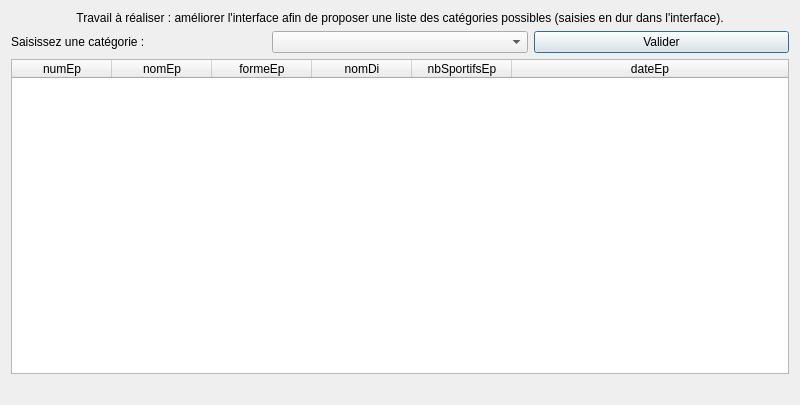
NoxFly/CEBD-project-competition, file gui/fct_comp_2.ui: the form before one commit.
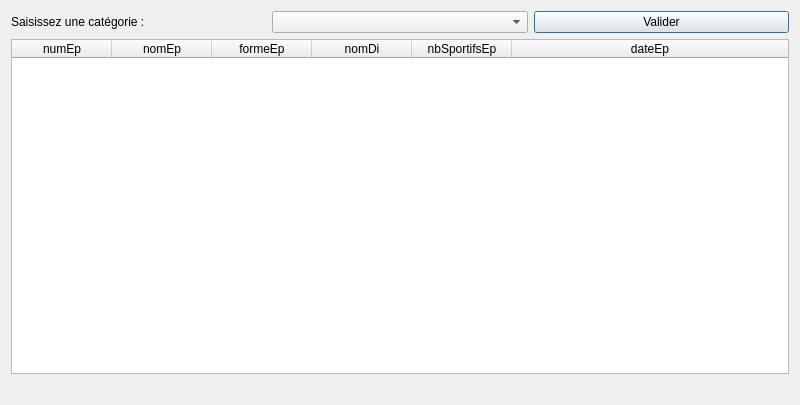
The form after the commit.

Patch:
```diff
--- a/gui/fct_comp_2.ui
+++ b/gui/fct_comp_2.ui
@@ -17,19 +17,6 @@
    <double>9.000000000000000</double>
   </property>
   <layout class="QVBoxLayout" name="verticalLayout">
-   <item>
-    <widget class="QLabel" name="label">
-     <property name="text">
-      <string>Travail à réaliser : améliorer l'interface afin de proposer une liste des catégories possibles (saisies en dur dans l'interface).</string>
-     </property>
-     <property name="alignment">
-      <set>Qt::AlignCenter</set>
-     </property>
-     <property name="wordWrap">
-      <bool>true</bool>
-     </property>
-    </widget>
-   </item>
    <item>
     <layout class="QHBoxLayout" name="horizontalLayout">
      <item>
```
